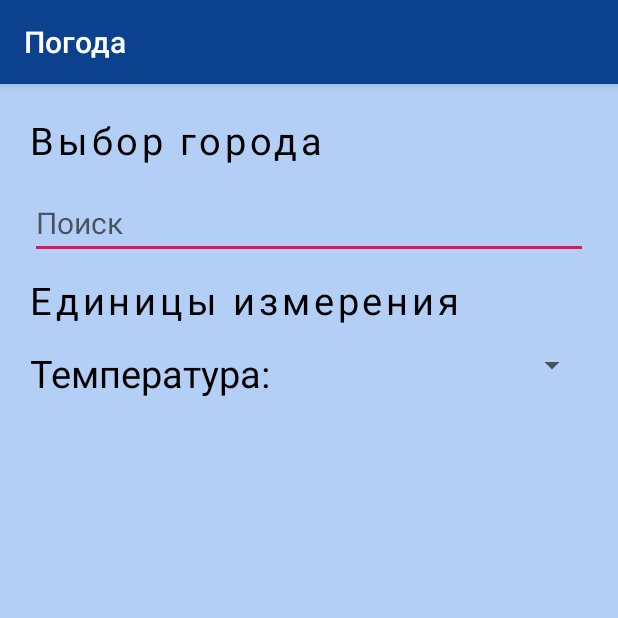
After one commit to SimonenkoAlex/AndroidWeather, an Android app: the SettingsActivity screen opened directly, with no data from a screen before it, on a phone screen of 412 x 824 dp, the top half of it. The commit adds this screen. Run offline under Robolectric (Android 15) with nearby library versions, the phone set to English and light mode, and no system bars.

Commit message:
update
+ changing menu
+ adding a "settings" form

```diff
--- a/WeatherApp/app/build.gradle
+++ b/WeatherApp/app/build.gradle
@@ -32,4 +32,5 @@ dependencies {
     testImplementation 'junit:junit:4.12'
     androidTestImplementation 'androidx.test:runner:1.2.0'
     androidTestImplementation 'androidx.test.espresso:espresso-core:3.2.0'
+    compile 'com.android.support:design:30.0.0-alpha1'
 }
--- a/WeatherApp/app/src/main/AndroidManifest.xml
+++ b/WeatherApp/app/src/main/AndroidManifest.xml
@@ -2,8 +2,8 @@
 <manifest xmlns:android="http://schemas.android.com/apk/res/android"
     package="com.example.weatherapp">
 
-    <uses-permission android:name="android.permission.ACCESS_FINE_LOCATION"/>
-    <uses-permission android:name="android.permission.INTERNET"/>
+    <uses-permission android:name="android.permission.ACCESS_FINE_LOCATION" />
+    <uses-permission android:name="android.permission.INTERNET" />
     <uses-permission android:name="android.permission.ACCESS_WIFI_STATE" />
 
     <application
@@ -13,6 +13,7 @@
         android:roundIcon="@mipmap/ic_launcher_round"
         android:supportsRtl="true"
         android:theme="@style/AppTheme">
+        <activity android:name=".SettingsActivity"></activity>
         <activity
             android:name=".MainActivity"
             android:label="@string/app_name"
--- /dev/null
+++ b/WeatherApp/app/src/main/java/com/example/weatherapp/SettingsActivity.java
@@ -0,0 +1,14 @@
+package com.example.weatherapp;
+
+import androidx.appcompat.app.AppCompatActivity;
+
+import android.os.Bundle;
+
+public class SettingsActivity extends AppCompatActivity {
+
+    @Override
+    protected void onCreate(Bundle savedInstanceState) {
+        super.onCreate(savedInstanceState);
+        setContentView(R.layout.activity_settings);
+    }
+}
--- /dev/null
+++ b/WeatherApp/app/src/main/res/layout/activity_settings.xml
@@ -0,0 +1,92 @@
+<?xml version="1.0" encoding="utf-8"?>
+<androidx.constraintlayout.widget.ConstraintLayout
+    xmlns:android="http://schemas.android.com/apk/res/android"
+    xmlns:app="http://schemas.android.com/apk/res-auto"
+    xmlns:tools="http://schemas.android.com/tools"
+    android:layout_width="match_parent"
+    android:layout_height="match_parent"
+    android:background="@color/colorPrimaryLight"
+    tools:context=".SettingsActivity">
+
+    <LinearLayout
+        android:layout_width="match_parent"
+        android:layout_height="match_parent"
+        android:layout_marginStart="20dp"
+        android:layout_marginLeft="20dp"
+        android:layout_marginTop="20dp"
+        android:layout_marginEnd="20dp"
+        android:layout_marginRight="20dp"
+        android:layout_marginBottom="20dp"
+        android:orientation="vertical">
+
+        <TextView
+            android:id="@+id/changeCityText"
+            android:layout_width="wrap_content"
+            android:layout_height="wrap_content"
+            android:fontFamily="sans-serif-thin"
+            android:text="@string/change_city"
+            android:textColor="@color/colorAccentText"
+            android:textSize="25sp"
+            android:letterSpacing="0.1"
+            android:textStyle="bold" />
+
+        <EditText
+            android:id="@+id/cityFilter"
+            android:layout_height="wrap_content"
+            android:layout_width="match_parent"
+            android:layout_marginTop="14dp"
+            android:hint="Поиск"
+            android:textSize="20sp"
+            app:layout_constraintBottom_toTopOf="@+id/userList"
+            app:layout_constraintLeft_toLeftOf="parent"
+            app:layout_constraintRight_toRightOf="parent"
+            app:layout_constraintTop_toTopOf="parent" />
+
+        <ListView
+            android:id="@+id/citiesList"
+            android:layout_width="match_parent"
+            android:layout_height="wrap_content"
+            android:minHeight="50dp"
+            android:textSize="20sp"
+            app:layout_constraintBottom_toBottomOf="parent"
+            app:layout_constraintLeft_toLeftOf="parent"
+            app:layout_constraintRight_toRightOf="parent"
+            app:layout_constraintTop_toBottomOf="@+id/userFilter" />
+
+        <TextView
+            android:id="@+id/unitsText"
+            android:layout_width="wrap_content"
+            android:layout_height="wrap_content"
+            android:layout_marginTop="10dp"
+            android:fontFamily="sans-serif-thin"
+            android:text="@string/units"
+            android:textColor="@color/colorAccentText"
+            android:textSize="25sp"
+            android:letterSpacing="0.1"
+            android:textStyle="bold" />
+
+        <LinearLayout
+            android:layout_width="match_parent"
+            android:layout_height="wrap_content"
+            android:layout_marginTop="14dp">
+
+            <TextView
+                android:id="@+id/tempText"
+                android:layout_width="wrap_content"
+                android:layout_height="wrap_content"
+                android:text="@string/temperature"
+                android:textColor="@color/colorAccentText"
+                android:textSize="25sp" />
+
+            <Spinner
+                android:id="@+id/spinTemp"
+                android:layout_width="match_parent"
+                android:layout_height="wrap_content"
+                android:textColor="@color/colorAccentText"
+                android:textSize="25sp"
+                app:layout_constraintLeft_toLeftOf="parent"
+                app:layout_constraintTop_toTopOf="parent" />
+        </LinearLayout>
+
+    </LinearLayout>
+</androidx.constraintlayout.widget.ConstraintLayout>
--- a/WeatherApp/app/src/main/res/values/colors.xml
+++ b/WeatherApp/app/src/main/res/values/colors.xml
@@ -2,5 +2,8 @@
 <resources>
     <color name="colorPrimary">#0C428D</color>
     <color name="colorPrimaryDark">#04295C</color>
+    <color name="colorPrimaryLight">#B3CFF6</color>
+    <color name="colorPrimaryText">#FFFFFF</color>
+    <color name="colorAccentText">#000000</color>
     <color name="colorAccent">#D81B60</color>
 </resources>
--- a/WeatherApp/app/src/main/res/values/strings.xml
+++ b/WeatherApp/app/src/main/res/values/strings.xml
@@ -1,7 +1,9 @@
 <resources>
     <string name="app_name">Погода</string>
     <string name="action_settings">Настройки</string>
-    <string name="change_city">Выбор города</string>
+    <string name="change_localization">Выбор локализации</string>
+    <string name="russian">русская</string>
+    <string name="english">английская</string>
     <string name="wind">Ветер</string>
     <string name="cloud">Состояние</string>
     <string name="pressure">Давление</string>
@@ -11,11 +13,10 @@
     <string name="last_updated">Обновление</string>
     <string name="city">Город</string>
     <string name="temp">#.# ⁰C</string>
+    <string name="change_city">Выбор города</string>
+    <string name="units">Единицы измерения</string>
+    <string name="temperature">Температура: </string>
 
-    <string name="weather_sunny">&#xf00d;</string>
-    <string name="weather_clear_night">&#xf02e;</string>
-
-    <string name="weather_foggy">&#xf014;</string>
     <string name="weather_cloudy">&#xf013;</string>
     <string name="weather_rainy">&#xf019;</string>
     <string name="weather_snowy">&#xf01b;</string>
```
Also changed, not shown: WeatherApp/app/src/main/java/com/example/weatherapp/MainActivity.java (+8 -17 lines), WeatherApp/app/src/main/res/layout/activity_main.xml (+9 -9 lines), WeatherApp/app/src/main/res/menu/menu_main.xml (+22 -59 lines), WeatherApp/app/src/main/res/drawable/icon_russia.png (added), WeatherApp/app/src/main/res/drawable/icon_united_kingdom.png (added).
